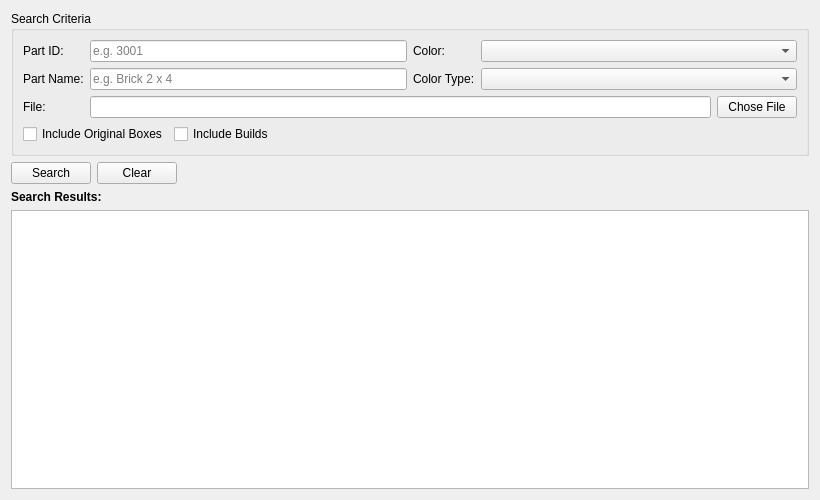
This is ui/searchManualWidget.ui in Syadon/BrickCollectionManager as Qt 5 draws it before an edit. The edited form follows.
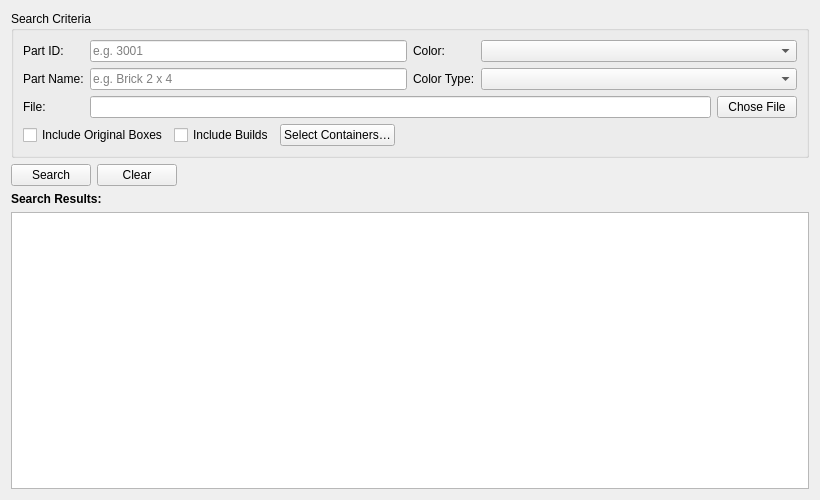
This is the edited form. Custom widgets are drawn as their Qt base class.

Commit message: Added the containers fine filter in the search

Diff of the .ui file:
```diff
--- a/ui/searchManualWidget.ui
+++ b/ui/searchManualWidget.ui
@@ -122,6 +122,13 @@
               </property>
              </widget>
             </item>
+            <item>
+             <widget class="QPushButton" name="selectContainersButton">
+              <property name="text">
+               <string>Select Containers…</string>
+              </property>
+             </widget>
+            </item>
             <item>
              <spacer name="includeSpacer">
               <property name="orientation">
```
The commit also changes 6 other files.
